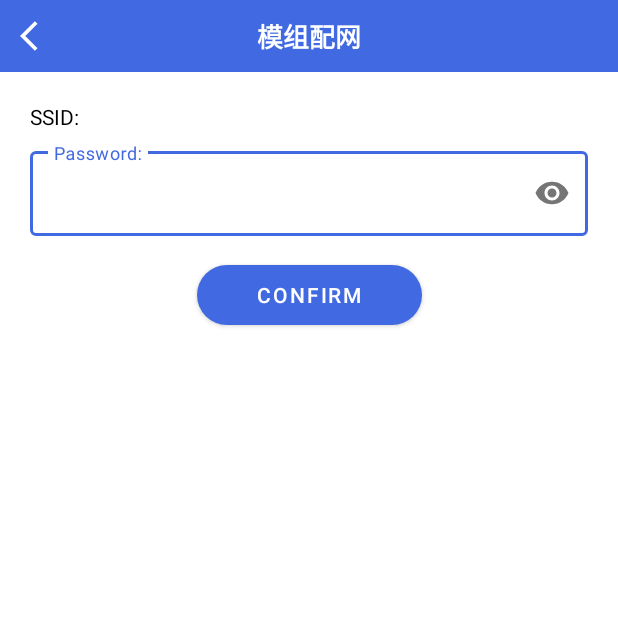
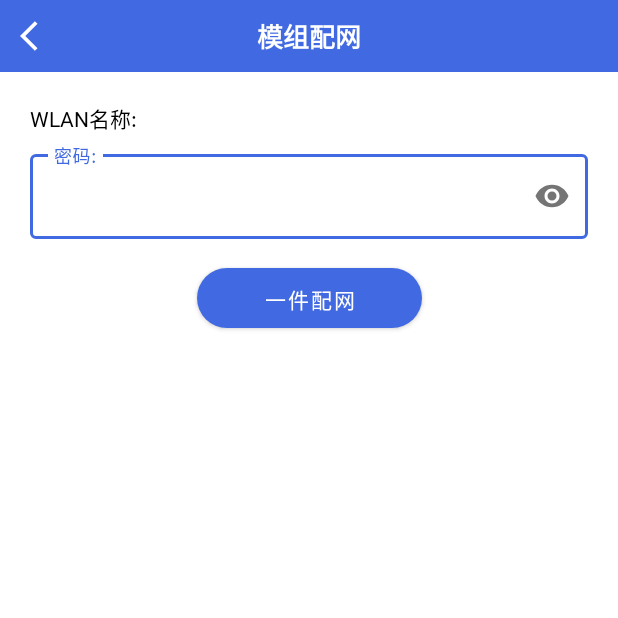
Before and after one commit to hutaodediannao/EspIotSmartConfig, an Android app: the SmargConfigActivity screen opened directly, with no data from a screen before it, on a phone screen of 412 x 824 dp, the top half of it. Run offline under Robolectric (Android 15) with nearby library versions, the phone set to English and light mode, and no system bars; our stand-ins replace EventBus.

```diff
--- a/app/src/main/java/com/app/espiotsmartconfig/EspApp.java
+++ b/app/src/main/java/com/app/espiotsmartconfig/EspApp.java
@@ -2,6 +2,7 @@ package com.app.espiotsmartconfig;
 
 import android.app.Application;
 import android.content.BroadcastReceiver;
+import android.content.ComponentName;
 import android.content.Context;
 import android.content.Intent;
 import android.content.IntentFilter;
@@ -71,6 +72,7 @@ public class EspApp extends Application {
     public void onTerminate() {
         super.onTerminate();
         unregisterReceiver(mReceiver);
+        EspApp.getInstance().getServiceConnection().onServiceDisconnected(ComponentName.createRelative(this, EspApp.class.getComponentType().getName()));
     }
 
     public static EspApp getInstance() {
@@ -143,4 +145,5 @@ public class EspApp extends Application {
     public MyServiceConnection getServiceConnection() {
         return mServiceConnection;
     }
+
 }
--- a/app/src/main/java/com/app/espiotsmartconfig/widget/HeaderView.java
+++ b/app/src/main/java/com/app/espiotsmartconfig/widget/HeaderView.java
@@ -81,6 +81,11 @@ public class HeaderView extends FrameLayout {
         return this;
     }
 
+    public HeaderView setMenuVisible(boolean visible) {
+        this.tvMenu.setVisibility(visible ? View.VISIBLE : View.GONE);
+        return this;
+    }
+
     public interface HeaderClickListener {
         void clickRight();
     }
--- a/app/src/main/res/values/strings.xml
+++ b/app/src/main/res/values/strings.xml
@@ -1,37 +1,37 @@
 <?xml version="1.0" encoding="utf-8"?>
 <resources>
-    <string name="app_name">胡氏智能配网</string>
-    <string name="menu_item_about">About App</string>
-    <string name="about_app_version">App Version: %s</string>
+    <string name="app_name">胡氏智能</string>
+    <string name="menu_item_about">关于 App</string>
+    <string name="about_app_version">App 版本: %s</string>
 
-    <string name="main_title">Home</string>
+    <string name="main_title">主页</string>
 
-    <string name="esptouch_message_permission">APP require Location permission to get Wi-Fi information. \nClick to request permission</string>
-    <string name="esptouch_message_location">Please turn on GPS to get Wi-Fi information.</string>
-    <string name="esptouch_message_wifi_connection">Please connect Wi-Fi first.</string>
-    <string name="esptouch_message_wifi_frequency">Current Wi-Fi connection is 5G, but the device just support 2.4G.</string>
+    <string name="esptouch_message_permission">需要位置权限来获取 Wi-Fi 信息。 \n点击申请权限</string>
+    <string name="esptouch_message_location">请打开 GPS 以获取 Wi-Fi 信息。</string>
+    <string name="esptouch_message_wifi_connection">请先连上 Wi-Fi</string>
+    <string name="esptouch_message_wifi_frequency">当前连接的是 5G Wi-Fi, 设备仅支持 2.4G Wi-Fi</string>
 
     <string name="esptouch1_title">EspTouch</string>
-    <string name="esptouch1_about_version">EspTouch Version: %s</string>
-    <string name="esptouch1_ssid_title">SSID: </string>
-    <string name="esptouch1_bssid_title">BSSID: </string>
-    <string name="esptouch1_password_title">Password: </string>
-    <string name="esptouch1_device_count_title">Device count: </string>
-    <string name="esptouch1_package_broadcast">Broadcast</string>
-    <string name="esptouch1_package_multicast">Multicast</string>
-    <string name="esptouch1_confirm">Confirm</string>
-    <string name="esptouch1_wifi_5g_message">Device don\'t support 5G Wi-Fi, please make sure the currently connected Wi-Fi is 2.4G, or you can try multicast</string>
-    <string name="esptouch1_location_permission_title">⚠️Warning</string>
-    <string name="esptouch1_location_permission_message">On Android M or higher version, App can\'t get Wi-Fi connection information if you forbid Location permission.</string>
-    <string name="esptouch1_configuring_message">Esptouch is configuring, please wait for a moment…</string>
-    <string name="esptouch1_configure_wifi_change_message">Wi-Fi disconnected or changed</string>
-    <string name="esptouch1_configure_result_failed">EspTouch failed</string>
-    <string name="esptouch1_configure_result_failed_port">Create EspTouch task failed, the EspTouch port could be used by other thread</string>
-    <string name="esptouch1_configure_result_success">EspTouch 完成</string>
-    <string name="esptouch1_configure_result_success_item">BSSID = %1$s, InetAddress = %2$s</string>
+    <string name="esptouch1_about_version">版本: %s</string>
+    <string name="esptouch1_ssid_title">WLAN名称: </string>
+    <string name="esptouch1_bssid_title">WLAN密码: </string>
+    <string name="esptouch1_password_title">密码: </string>
+    <string name="esptouch1_device_count_title">设备数量: </string>
+    <string name="esptouch1_package_broadcast">广播</string>
+    <string name="esptouch1_package_multicast">组播</string>
+    <string name="esptouch1_confirm">一件配网</string>
+    <string name="esptouch1_wifi_5g_message">设备不支持 5G Wi-Fi, 请确认当前连接的 Wi-Fi 为 2.4G, 或者您可以尝试选择组播</string>
+    <string name="esptouch1_location_permission_title">⚠️警告️</string>
+    <string name="esptouch1_location_permission_message">在 Android M 及以上版本，如果您禁止授权位置权限，APP将无法获取 Wi-Fi 信息。</string>
+    <string name="esptouch1_configure_wifi_change_message">Wi-Fi 已断开或发生了变化</string>
+    <string name="esptouch1_configuring_message">正在执行配网, 请稍等片刻…</string>
+    <string name="esptouch1_configure_result_failed">配网失败</string>
+    <string name="esptouch1_configure_result_failed_port">建立 任务失败, 端口可能被其他程序占用</string>
+    <string name="esptouch1_configure_result_success">完成</string>
+    <string name="esptouch1_configure_result_success_item">BSSID: %1$s, 地址: %2$s</string>
 
-    <string name="title_home">Home</string>
-    <string name="title_dashboard">Dashboard</string>
-    <string name="title_notifications">Notifications</string>
+    <string name="title_home">主页</string>
+    <string name="title_dashboard">推荐</string>
+    <string name="title_notifications">我的</string>
 
 </resources>
```
Also changed, not shown: app/src/main/java/com/app/espiotsmartconfig/MainActivity.java (+15 -9 lines), app/src/main/java/com/app/espiotsmartconfig/core/MQTTService.java (+14 -5 lines), 1 other file.
